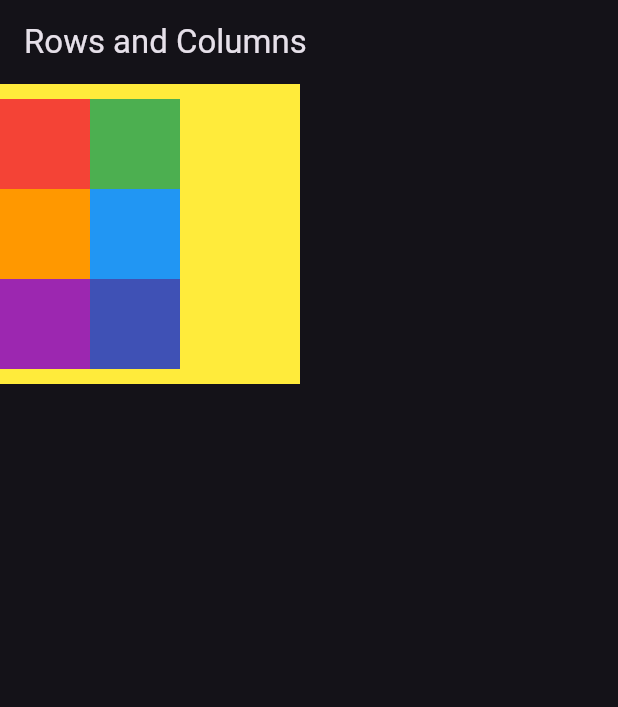
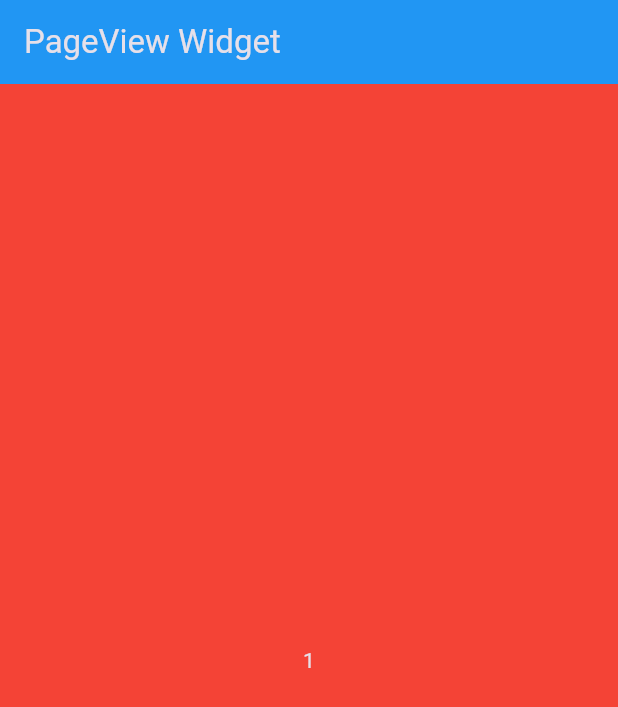
Before and after one commit to Raiya-620/flutter-upskill, a Flutter app: the screen it shows after launch, on a phone screen of 412 x 824 dp. Shown: the top 707 px of the screen. Run offline on Flutter 3.47's test engine with Material 3 defaults, Android fonts, the phone set to English and light mode, and no system bars; our stand-ins replace iconsax; project files that could hold a hidden picture were left out.

Commit message:
adding a pageview to the app

```diff
--- a/dart-intro/session_2/question_2.dart
+++ b/dart-intro/session_2/question_2.dart
@@ -6,7 +6,7 @@
 
 void main() {
   print(
-    ItemAndQuantity('ban', 100),
+    ItemAndQuantity('bananas', 100),
   );
 }
 
--- a/fintech_app/lib/components/top-scaffold.dart
+++ b/fintech_app/lib/components/top-scaffold.dart
@@ -17,6 +17,7 @@ class TopScaffold extends StatelessWidget {
             mainAxisAlignment: MainAxisAlignment.spaceBetween,
             children: [
               Row(
+                crossAxisAlignment: CrossAxisAlignment.start,
                 children: [
                   Image.asset(
                     'asset/images/icon.png',
--- a/fintech_app/lib/main.dart
+++ b/fintech_app/lib/main.dart
@@ -12,10 +12,10 @@ class MyApp extends StatelessWidget {
 
   @override
   Widget build(BuildContext context) {
-    return const MaterialApp(
+    return MaterialApp(
       debugShowCheckedModeBanner: false,
       home: Scaffold(
-        backgroundColor: Color(
+        backgroundColor: const Color(
           0xEFEFEFEF,
         ),
         body: Body(),
--- a/flutter_widgets/lib/main.dart
+++ b/flutter_widgets/lib/main.dart
@@ -1,6 +1,7 @@
 import 'package:flutter/material.dart';
-import 'package:flutter_widgets/wigets/container-sizedbox.dart';
-import 'package:flutter_widgets/wigets/rows-columns.dart';
+import 'package:flutter_widgets/wigets/container_sizedbox.dart';
+import 'package:flutter_widgets/wigets/pageview.dart';
+import 'package:flutter_widgets/wigets/rows_columns.dart';
 
 void main() {
   runApp(
@@ -19,7 +20,7 @@ class MyApp extends StatelessWidget {
         brightness: Brightness.dark,
         primaryColor: Colors.purple,
       ),
-      home: const RowsCols(),
+      home: PageViewWidget(),
     );
   }
 }
--- /dev/null
+++ b/flutter_widgets/lib/wigets/pageview.dart
@@ -0,0 +1,55 @@
+import 'package:flutter/material.dart';
+
+class PageViewWidget extends StatelessWidget {
+  final _controller = PageController();
+
+  PageViewWidget({super.key});
+
+  @override
+  Widget build(BuildContext context) {
+    return Scaffold(
+      backgroundColor: Colors.white,
+      appBar: AppBar(
+        backgroundColor: Colors.blue,
+        title: const Text('PageView Widget'),
+      ),
+      body: PageView(
+        scrollDirection: Axis.vertical,
+        controller: _controller,
+        children: [
+          Container(
+            height: MediaQuery.of(context).size.height,
+            width: MediaQuery.of(context).size.width,
+            color: Colors.red,
+            child: const Center(
+              child: Text(
+                '1',
+              ),
+            ),
+          ),
+          Container(
+            height: MediaQuery.of(context).size.height,
+            width: MediaQuery.of(context).size.width,
+            color: Colors.yellow,
+            child: const Center(
+              child: Text(
+                '2',
+                style: TextStyle(color: Colors.black),
+              ),
+            ),
+          ),
+          Container(
+            height: MediaQuery.of(context).size.height,
+            width: MediaQuery.of(context).size.width,
+            color: Colors.green,
+            child: const Center(
+              child: Text(
+                '3',
+              ),
+            ),
+          ),
+        ],
+      ),
+    );
+  }
+}
```
Also changed, not shown: fintech_app/lib/components/navigations.dart (+7 -1 lines), fintech_app/lib/screen/main-body-screen.dart (+14 -3 lines), flutter_widgets/lib/wigets/container_sizedbox.dart (renamed from flutter_widgets/lib/wigets/container-sizedbox.dart), flutter_widgets/lib/wigets/rows_columns.dart (renamed from flutter_widgets/lib/wigets/rows-columns.dart).
